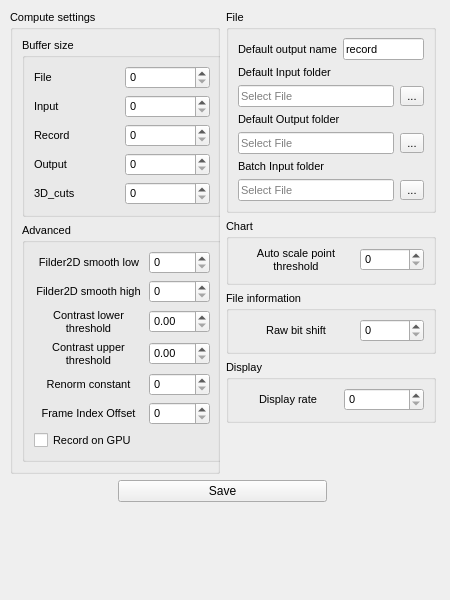
This is Holovibes/advancedsettingswindow.ui in DigitalHolography/Holovibes as Qt 5 draws it before an edit. The edited form follows.
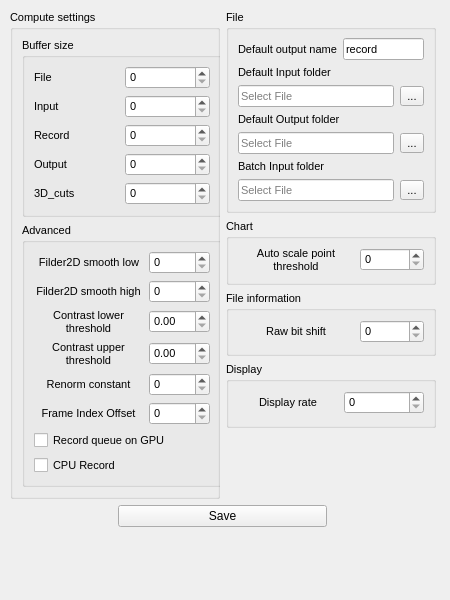
This is the edited form. Custom widgets are drawn as their Qt base class.

Commit message: feat(ui): rename record gpu to record queue on gpu and move cpu record to advanced panel

```diff
--- a/Holovibes/advancedsettingswindow.ui
+++ b/Holovibes/advancedsettingswindow.ui
@@ -585,16 +585,32 @@
                </property>
               </widget>
              </item>
-             <item row="7" column="0">
+             <item row="7" column="0" colspan="2">
                 <widget class="QCheckBox" name="RecordQueueLocationCheckBox">
                     <property name="text">
-                        <string>Record on GPU</string>
+                        <string>Record queue on GPU</string>
                     </property>
                     <property name="checkable">
                         <bool>true</bool>
                     </property>
                 </widget>
             </item>
+            <item row="8" column="0" colspan="2">
+                <widget class="QCheckBox" name="RecordDeviceCheckbox">
+                 <property name="enabled">
+                  <bool>true</bool>
+                 </property>
+                 <property name="styleSheet">
+                  <string notr="true"/>
+                 </property>
+                 <property name="text">
+                  <string>CPU Record</string>
+                 </property>
+                 <property name="checked">
+                  <bool>false</bool>
+                 </property>
+                </widget>
+               </item>
              <item row="3" column="1">
               <widget class="QDoubleSpinBox" name="ContrastLowerSpinBox">
                <property name="maximum">
```
Left out of the diff: 16 changed lines with no effect on the pictures. The commit also changes 4 other files.
